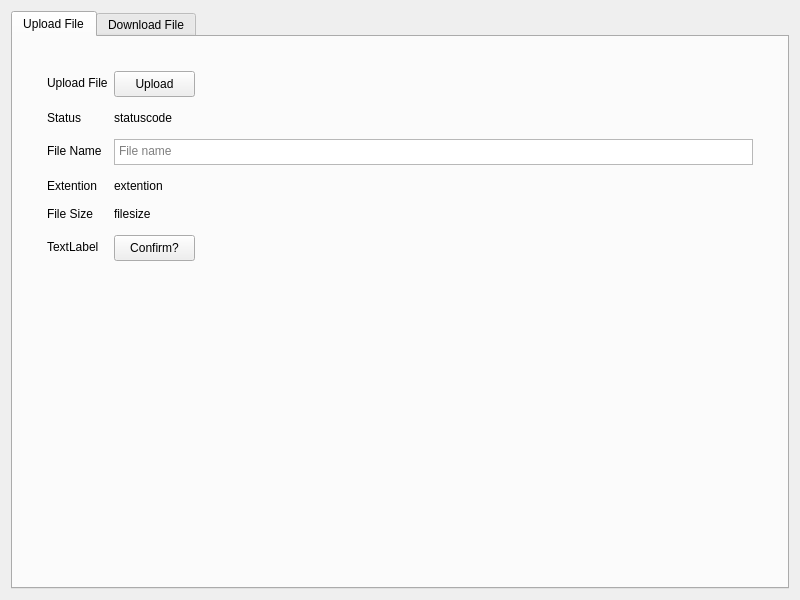
Before: the Qt Designer form src/widgets/contentPage.ui in NicholasZanetiAulivier/Python-T-Store, drawn with Qt 5.
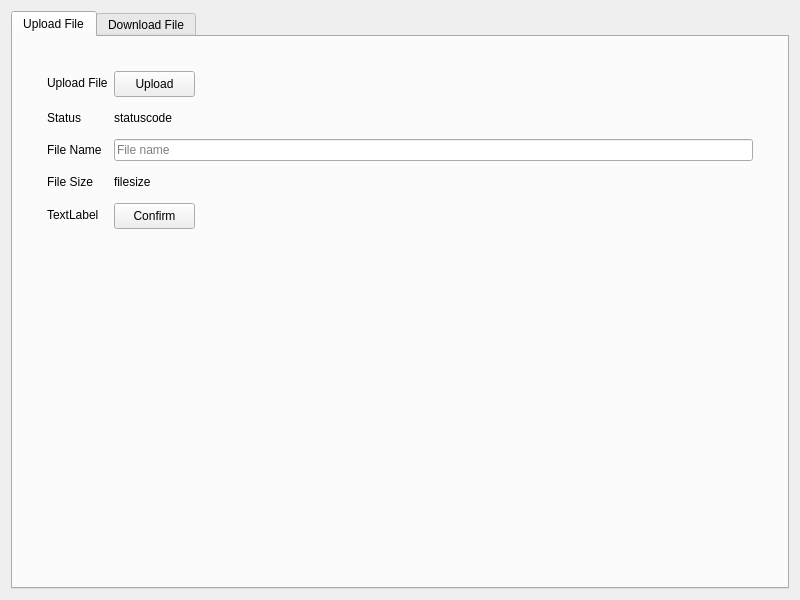
After: the same form once the commit is applied.

Commit message: feat(file): add file dialog to pick file

Patch:
```diff
--- a/src/widgets/contentPage.ui
+++ b/src/widgets/contentPage.ui
@@ -129,42 +129,35 @@
            </property>
           </widget>
          </item>
+         <item row="2" column="1">
+          <widget class="QLineEdit" name="fileName">
+           <property name="placeholderText">
+            <string>File name</string>
+           </property>
+          </widget>
+         </item>
          <item row="3" column="0">
-          <widget class="QLabel" name="extentionLabel">
-           <property name="text">
-            <string>Extention</string>
-           </property>
-          </widget>
-         </item>
-         <item row="3" column="1">
-          <widget class="QLabel" name="extention">
-           <property name="text">
-            <string>extention</string>
-           </property>
-          </widget>
-         </item>
-         <item row="4" column="0">
           <widget class="QLabel" name="fileSizeLabel">
            <property name="text">
             <string>File Size</string>
            </property>
           </widget>
          </item>
-         <item row="4" column="1">
+         <item row="3" column="1">
           <widget class="QLabel" name="fileSize">
            <property name="text">
             <string>filesize</string>
            </property>
           </widget>
          </item>
-         <item row="5" column="0">
+         <item row="4" column="0">
           <widget class="QLabel" name="confirmLabel">
            <property name="text">
             <string>TextLabel</string>
            </property>
           </widget>
          </item>
-         <item row="5" column="1">
+         <item row="4" column="1">
           <widget class="QPushButton" name="confirmButton">
            <property name="sizePolicy">
             <sizepolicy hsizetype="Fixed" vsizetype="Fixed">
@@ -191,41 +184,13 @@
             <bool>false</bool>
            </property>
            <property name="text">
-            <string>Confirm?</string>
+            <string>Confirm</string>
            </property>
            <property name="flat">
             <bool>false</bool>
            </property>
           </widget>
          </item>
-         <item row="2" column="1">
-          <widget class="QPlainTextEdit" name="fileName">
-           <property name="sizePolicy">
-            <sizepolicy hsizetype="Expanding" vsizetype="Fixed">
-             <horstretch>0</horstretch>
-             <verstretch>0</verstretch>
-            </sizepolicy>
-           </property>
-           <property name="minimumSize">
-            <size>
-             <width>0</width>
-             <height>26</height>
-            </size>
-           </property>
-           <property name="maximumSize">
-            <size>
-             <width>16777215</width>
-             <height>26</height>
-            </size>
-           </property>
-           <property name="cursor" stdset="0">
-            <cursorShape>IBeamCursor</cursorShape>
-           </property>
-           <property name="placeholderText">
-            <string>File name</string>
-           </property>
-          </widget>
-         </item>
         </layout>
        </item>
       </layout>
```
Left out of the diff: 16 changed lines with no effect on the pictures. The commit also changes 3 other files.
